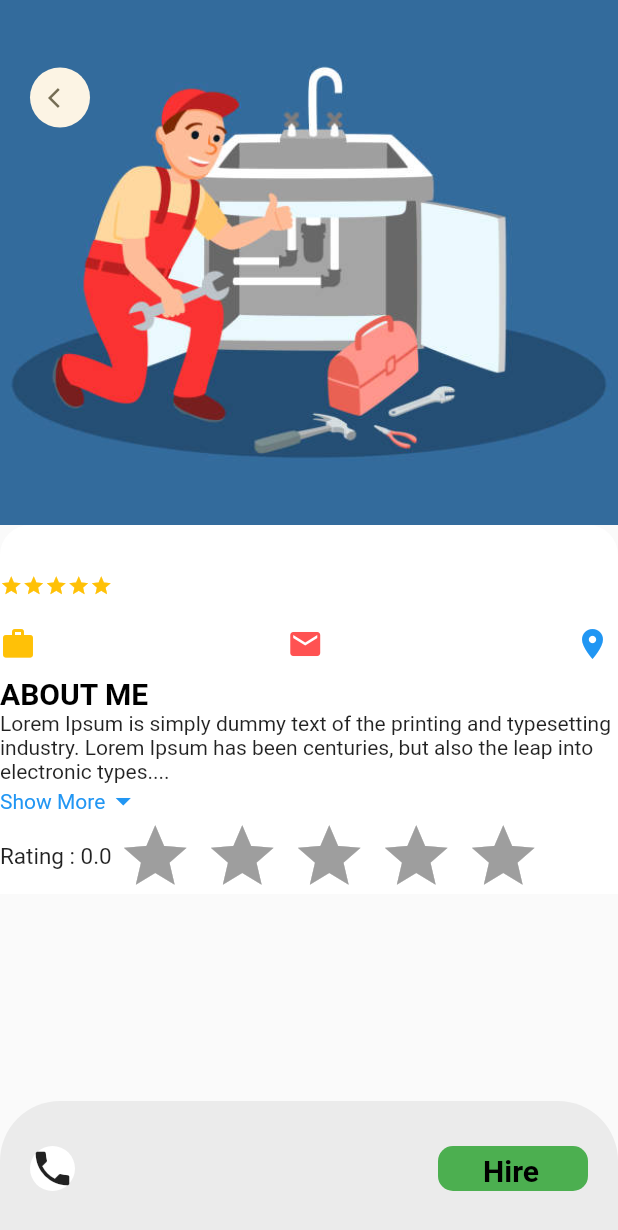
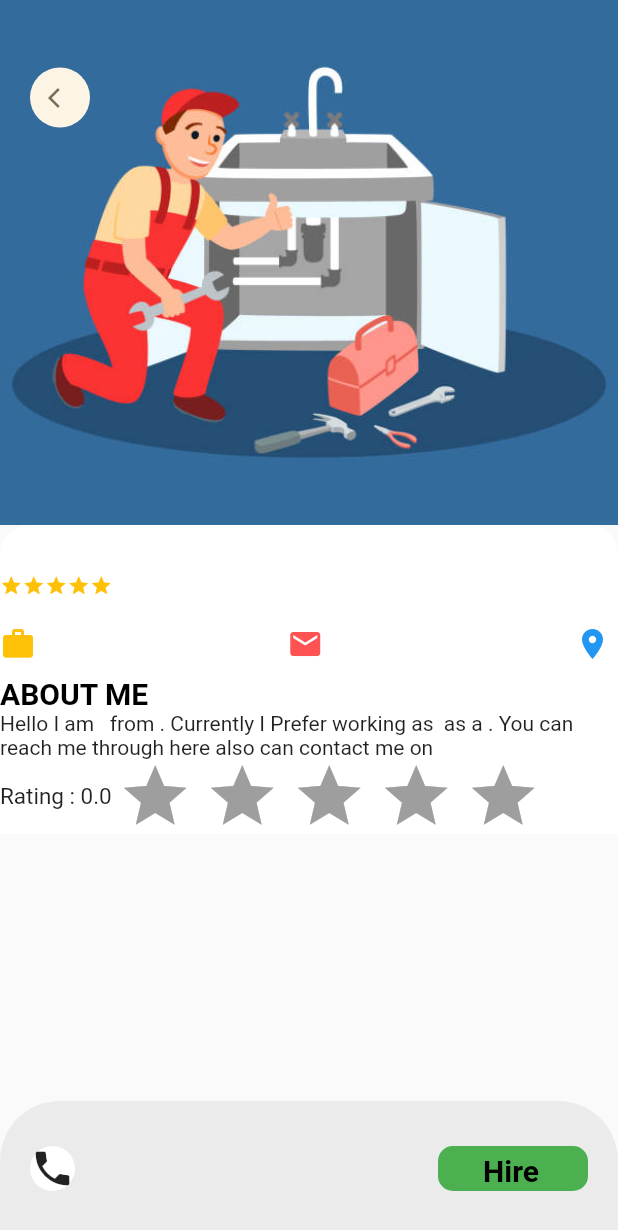
Before and after one commit to rakshya2001/29B-Group-B, a Flutter app: the Popular screen opened directly with empty values, on a phone screen of 412 x 824 dp. Shown: the top 1230 px of the screen. Run offline on Flutter 3.47's test engine with Material 2 defaults, Android fonts, the light colour scheme and no system bars; drawn by our look-alikes of flutter_rating_bar; our stand-ins replace cloud_firestore, dots_indicator, firebase_auth, firebase_core, fluttertoast, get and 3 more; accounts and stored records are empty.

Commit message:
frontend added

```diff
--- a/hire/lib/normaluser/dashboard.dart
+++ b/hire/lib/normaluser/dashboard.dart
@@ -217,11 +217,13 @@ List UserProfileList = [];
             onTap: (() {
               Navigator.of(context).pushReplacement(MaterialPageRoute(
                   builder: (context) => Popular(
-                        name: UserProfileList[index]["firstname"],
+                        firstname: UserProfileList[index]["firstname"],
                         category:  UserProfileList[index]["category"],
                         city:  UserProfileList[index]["city"],
                         email:  UserProfileList[index]["email"],
                         phone:  UserProfileList[index]["phone"],
+                        lastname:  UserProfileList[index]["lastname"],
+                        time:  UserProfileList[index]["time"],
                       )));
             }),
             child: Container(
--- a/hire/lib/pages/popular.dart
+++ b/hire/lib/pages/popular.dart
@@ -9,31 +9,31 @@ import '../utils/dimension.dart';
 import '../widgets/icontext.dart';
 
 class Popular extends StatefulWidget {
-
-  final String name;
+  final String firstname;
+  final String lastname;
   final String email;
   final String phone;
   final String city;
   final String category;
+  final String time;
+
   const Popular(
       {Key? key,
-      required this.name,
+      required this.firstname,
       required this.email,
       required this.phone,
       required this.city,
-      required this.category})
+      required this.category, required this.lastname, required this.time})
       : super(key: key);
 
   @override
   State<Popular> createState() => _PopularState();
-
 }
 
 class _PopularState extends State<Popular> {
   double rating = 0;
   @override
   Widget build(BuildContext context) {
-
     return Scaffold(
       body: Stack(
         children: [
@@ -83,9 +83,18 @@ class _PopularState extends State<Popular> {
                   child: Column(
                     crossAxisAlignment: CrossAxisAlignment.start,
                     children: [
+                      Row(
+                        children:[
                           BigText(
-                        text: widget.name,
+                          text: widget.firstname,
                           size: 32,
+                        ),
+                        SizedBox(width: 10,),
+                         BigText(
+                          text: widget.lastname,
+                          size: 32,
+                        ),
+                        ]
                       ),
                       SizedBox(
                         height: Dimensions.height10,
@@ -128,19 +137,20 @@ class _PopularState extends State<Popular> {
                           crossAxisAlignment: CrossAxisAlignment.start,
                           children: [
                             BigText(text: "ABOUT ME"),
-
-                            const SingleChildScrollView(
+                            SingleChildScrollView(
                               child: ExpandableText(
                                   text:
-                                      "Lorem Ipsum is simply dummy text of the printing and typesetting industry. Lorem Ipsum has been centuries, but also the leap into electronic typesetting, remaining essentum."),
+                                      "Hello I am ${widget.firstname} ${widget.lastname} from ${widget.city}. Currently I Prefer working as ${widget.time} as a ${widget.category}. You can reach me through here also can contact me on ${widget.phone} "),
                             ),
                             Row(
                               children: [
-                                 Text("Rating : $rating", style: const TextStyle(fontSize: 15)),
+                                Text("Rating : $rating",
+                                    style: const TextStyle(fontSize: 15)),
                                 RatingBar.builder(
                                   minRating: 0,
                                   itemSize: 50,
-                               itemPadding: const EdgeInsets.symmetric(horizontal: 4),
+                                  itemPadding:
+                                      const EdgeInsets.symmetric(horizontal: 4),
                                   itemBuilder: (context, _) => const Icon(
                                     Icons.star,
                                     color: Colors.amber,
@@ -152,8 +162,6 @@ class _PopularState extends State<Popular> {
                                 )
                               ],
                             ),
-
-
                           ],
                         ),
                       )
@@ -186,12 +194,14 @@ class _PopularState extends State<Popular> {
                     children: [Icon(Icons.phone, size: 30)],
                   )),
               Container(
-                height:500,
+                height: 500,
                 width: 100,
                 padding: const EdgeInsets.only(
                     top: 5, bottom: 5, left: 30, right: 10),
-                child:  BigText(text: "Hire", size: 50,),
-
+                child: BigText(
+                  text: "Hire",
+                  size: 50,
+                ),
                 decoration: BoxDecoration(
                     borderRadius: BorderRadius.circular(10),
                     color: Colors.green),
--- a/hire/pubspec.yaml
+++ b/hire/pubspec.yaml
@@ -47,9 +47,15 @@ dependencies:
   dots_indicator: ^2.1.0
   get: ^4.6.5
 
+
 dev_dependencies:
   flutter_test:
     sdk: flutter
+
+
+
+
+
 
   # The "flutter_lints" package below contains a set of recommended lints to
   # encourage good coding practices. The lint set provided by the package is
```
Also changed, not shown: hire/lib/normaluser/search.dart (+11 -2 lines), hire/pubspec.lock, 6 other files. Lines whose indentation alone changed are shown as unchanged.
